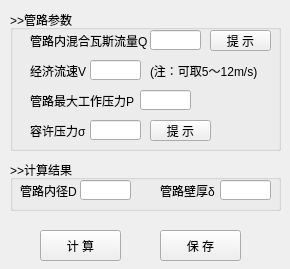
wyrover/cbm, file python/cbm/uifiles/pore_size_dlg.ui: the form before one commit.
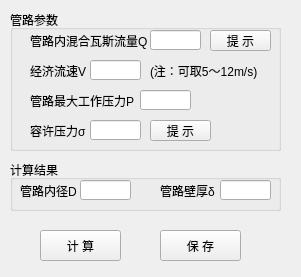
The form after the commit. Icons and pictures are not drawn.

Commit message: 抽采管径大小计算临时提交

What changed in the file:
```diff
--- a/python/cbm/uifiles/pore_size_dlg.ui
+++ b/python/cbm/uifiles/pore_size_dlg.ui
@@ -6,8 +6,8 @@
    <rect>
     <x>0</x>
     <y>0</y>
-    <width>290</width>
-    <height>269</height>
+    <width>301</width>
+    <height>277</height>
    </rect>
   </property>
   <property name="windowTitle">
@@ -27,7 +27,7 @@
     </rect>
    </property>
    <property name="title">
-    <string>&gt;&gt;管路参数</string>
+    <string>管路参数</string>
    </property>
    <widget class="QPushButton" name="hint">
     <property name="geometry">
@@ -171,7 +171,7 @@
     </rect>
    </property>
    <property name="title">
-    <string>&gt;&gt;计算结果</string>
+    <string>计算结果</string>
    </property>
    <widget class="QLineEdit" name="D">
     <property name="geometry">
```
Left out of the diff: 16 changed lines with no effect on the pictures. The commit also changes 2 other files.
